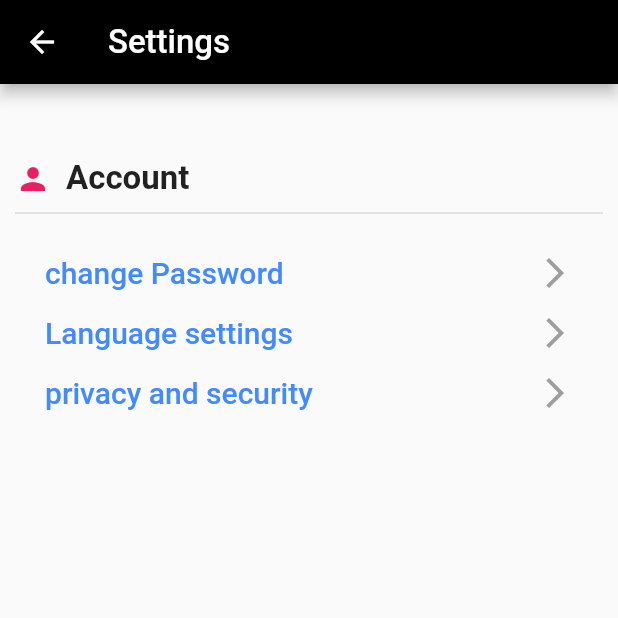
After one commit to Intina47/Dundee_Uni-Societies-App, a Flutter app: the screen it shows after launch, in the side drawer, after a tap on "Settings", on a phone screen of 412 x 824 dp, the top half of it. The commit adds this screen. Run offline on Flutter 3.47's test engine with Material 2 defaults, Android fonts, the phone set to English and light mode, and no system bars; our stand-ins replace carousel_pro_nullsafety; network calls fail.

Commit message:
commit on master

```diff
--- a/lib/main.dart
+++ b/lib/main.dart
@@ -4,6 +4,7 @@ import 'package:flutter/material.dart';
 import 'package:flutter_application_1/datamodel.dart';
 import 'package:flutter_application_1/screens/homepage.dart';
 import 'package:flutter_application_1/screens/mysocieties.dart';
+import 'package:flutter_application_1/screens/settings.dart';
 
 void main() {
   runApp(const MyApp());
@@ -79,8 +80,8 @@ class _HomePageState extends State<HomePage> {
       drawer: Drawer(
         child: ListView(
           padding: EdgeInsets.zero,
-          children: const <Widget>[
-            DrawerHeader(
+          children: <Widget>[
+            const DrawerHeader(
               decoration: BoxDecoration(
                 color: Color.fromARGB(255, 1, 10, 26),
               ),
@@ -92,26 +93,32 @@ class _HomePageState extends State<HomePage> {
                 ),
               ),
             ),
-            ListTile(
+            const ListTile(
               leading: Icon(Icons.account_circle_outlined),
               iconColor: Colors.pink,
               title: Text('Profile'),
             ),
-            ListTile(
+            const ListTile(
               leading: Icon(Icons.event_seat_outlined),
               iconColor: Colors.pink,
               title: Text('My Tickets'),
             ),
-            ListTile(
+            const ListTile(
               leading: Icon(Icons.bookmark_add),
               iconColor: Colors.pink,
               title: Text('Pinned Events'),
             ),
             ListTile(
-              leading: Icon(Icons.settings),
-              iconColor: Colors.pink,
-              title: Text('Settings'),
-            )
+                leading: const Icon(Icons.settings),
+                iconColor: Colors.pink,
+                title: const Text('Settings'),
+                onTap: () {
+                  Navigator.push(
+                    context,
+                    MaterialPageRoute(
+                        builder: (context) => const Settingspage()),
+                  );
+                })
           ],
         ),
       ),
--- /dev/null
+++ b/lib/screens/settings.dart
@@ -0,0 +1,102 @@
+import 'package:flutter/material.dart';
+
+class Settingspage extends StatefulWidget {
+  const Settingspage({Key? key}) : super(key: key);
+
+  @override
+  State<StatefulWidget> createState() => Settingspagestate();
+}
+
+class Settingspagestate extends State<Settingspage> {
+  bool isSwitched = false;
+  @override
+  Widget build(BuildContext context) {
+    return Scaffold(
+      appBar: AppBar(
+        title: const Text('Settings', style: TextStyle(fontSize: 22)),
+        backgroundColor: Colors.black,
+        leading: IconButton(
+            onPressed: () {},
+            icon: const Icon(
+              Icons.arrow_back,
+              color: Colors.white,
+            )),
+      ),
+      body: Container(
+          padding: const EdgeInsets.all(10),
+          child: ListView(
+            children: [
+              const SizedBox(height: 40),
+              Row(
+                children: const [
+                  Icon(
+                    Icons.person,
+                    color: Colors.pink,
+                  ),
+                  SizedBox(width: 10),
+                  Text("Account",
+                      style:
+                          TextStyle(fontSize: 22, fontWeight: FontWeight.bold))
+                ],
+              ),
+              const Divider(height: 20, thickness: 1),
+              const SizedBox(height: 10),
+              /*
+              const Icon(
+                Icons.password,
+                color: Colors.pink,
+
+              ),
+              */
+              buildaccountoptions(context, "change Password"),
+              /*
+              const Icon(
+                Icons.language,
+                color: Colors.pink,
+              ),
+              */
+              buildaccountoptions(context, "Language settings"),
+              /*
+              const Icon(
+                Icons.shield,
+                color: Colors.pink,
+              ),
+              */
+              buildaccountoptions(context, "privacy and security"),
+            ],
+          )),
+    );
+  }
+
+  GestureDetector buildaccountoptions(BuildContext context, String title) {
+    return GestureDetector(
+      onTap: () {
+        showDialog(
+            context: context,
+            builder: (BuildContext context) {
+              return AlertDialog(
+                title: Text(title),
+                content: Column(
+                  mainAxisSize: MainAxisSize.min,
+                  children: const [Text("update"), Text("update")],
+                ),
+              );
+            });
+      },
+      child: Padding(
+        padding: const EdgeInsets.symmetric(vertical: 8, horizontal: 20),
+        child: Row(
+          mainAxisAlignment: MainAxisAlignment.spaceBetween,
+          children: [
+            Text(title,
+                style: const TextStyle(
+                    fontSize: 20,
+                    fontWeight: FontWeight.w500,
+                    color: Colors.blueAccent)),
+            const Icon(Icons.arrow_forward_ios, color: Colors.grey)
+          ],
+        ),
+      ),
+    );
+  }
+}
```
